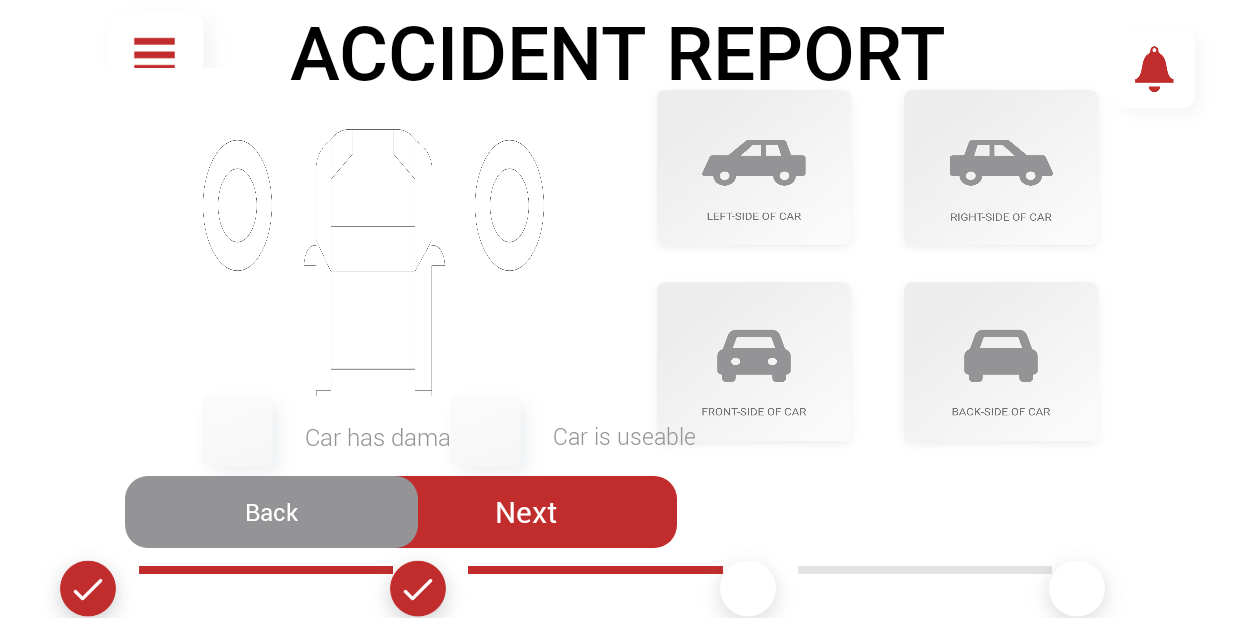
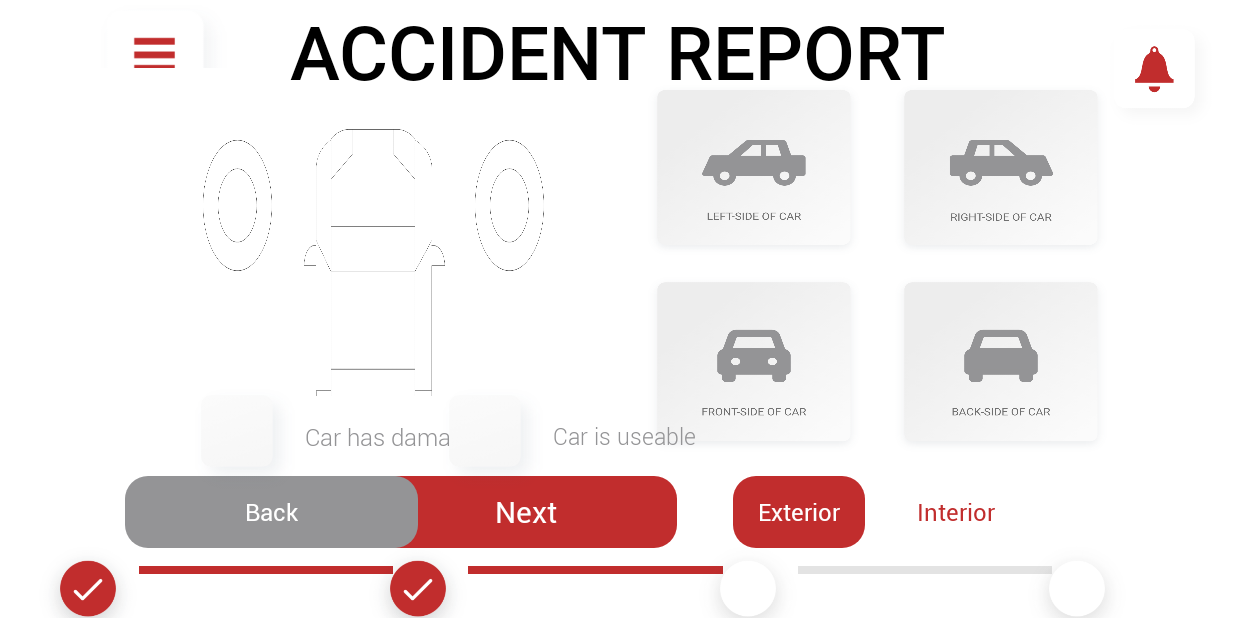
Before and after one commit to Abdallah991/Mofa, an Android app: the VehicleAccidentReport screen opened through its navigation route, on a phone screen of 824 x 412 dp (held sideways). Run offline under Robolectric (Android 15) with nearby library versions, the phone set to English and light mode, and no system bars; our stand-ins replace Firebase (no records; nobody signed in at launch, a user with empty details on screens opened directly), navigation-ui; 21 statements that could not run were skipped.

Commit message:
VEhicle Record multiple images

```diff
--- a/app/src/main/res/layout/fragment_vehicle_accident_report.xml
+++ b/app/src/main/res/layout/fragment_vehicle_accident_report.xml
@@ -97,6 +97,40 @@
         app:layout_constraintEnd_toStartOf="@+id/guideline23"
         app:layout_constraintStart_toStartOf="@+id/guideline74"
         app:layout_constraintTop_toTopOf="@+id/guideline17" />
+    <ImageView
+        android:id="@+id/vehicleFrontInteriorAR"
+        android:layout_width="0dp"
+        android:layout_height="0dp"
+        android:scaleType="fitXY"
+        android:src="@drawable/vehicle_left_side"
+        app:layout_constraintBottom_toTopOf="@+id/guideline11"
+        app:layout_constraintEnd_toStartOf="@+id/guideline70"
+        app:layout_constraintStart_toStartOf="@+id/guideline28"
+        app:layout_constraintTop_toTopOf="@+id/guideline8" />
+
+    <ImageView
+        android:id="@+id/vehicleBackInteriorAR"
+        android:layout_width="0dp"
+        android:layout_height="0dp"
+        android:scaleType="fitXY"
+        android:src="@drawable/vehicle_right_side"
+        app:layout_constraintBottom_toTopOf="@+id/guideline11"
+        app:layout_constraintEnd_toStartOf="@+id/guideline23"
+        app:layout_constraintHorizontal_bias="0.0"
+        app:layout_constraintStart_toStartOf="@+id/guideline74"
+        app:layout_constraintTop_toTopOf="@+id/guideline8"
+        app:layout_constraintVertical_bias="0.0" />
+
+    <ImageView
+        android:id="@+id/vehicleTrunkAR"
+        android:layout_width="0dp"
+        android:layout_height="0dp"
+        android:scaleType="fitXY"
+        android:src="@drawable/vehicle_front_side"
+        app:layout_constraintBottom_toTopOf="@+id/guideline20"
+        app:layout_constraintEnd_toStartOf="@+id/guideline70"
+        app:layout_constraintStart_toStartOf="@+id/guideline28"
+        app:layout_constraintTop_toTopOf="@+id/guideline17" />
 
 
     <ImageView
@@ -180,6 +214,33 @@
         app:layout_constraintEnd_toStartOf="@+id/guideline59"
         app:layout_constraintStart_toStartOf="@+id/guideline22"
         app:layout_constraintTop_toTopOf="@+id/guideline75" />
+
+    <Button
+        android:id="@+id/interiorVehicleAR"
+        android:layout_width="wrap_content"
+        android:layout_height="wrap_content"
+        android:background="@drawable/button_shadow_white"
+        android:fontFamily="@font/roboto_regular"
+        android:text="@string/interior"
+        android:textAllCaps="false"
+        android:textColor="@color/colorPrimary"
+        android:textSize="16sp"
+        app:layout_constraintStart_toStartOf="@+id/guideline74"
+        app:layout_constraintTop_toTopOf="@+id/guideline75" />
+
+    <Button
+        android:id="@+id/exteriorVehicleAR"
+        android:layout_width="wrap_content"
+        android:layout_height="wrap_content"
+        android:background="@drawable/button_shadow"
+        android:fontFamily="@font/roboto_regular"
+        android:text="@string/exterior"
+        android:textAllCaps="false"
+        android:textColor="@color/colorBackground"
+        android:textSize="16sp"
+        app:layout_constraintEnd_toStartOf="@+id/guideline70"
+        app:layout_constraintTop_toTopOf="@+id/guideline75" />
+
 
 
     <ImageView
```
Also changed, not shown: app/src/main/java/com/fathom/mofa/HandoverConfirmation.java (+26 -3 lines), app/src/main/java/com/fathom/mofa/ServicesAndRepos/VehicleRepository.java (+59 -1 lines), app/src/main/java/com/fathom/mofa/VehicleAccidentReport.java (+144 -7 lines), app/src/main/java/com/fathom/mofa/VehicleRecord.java (+28 -2 lines), app/src/main/java/com/fathom/mofa/VehicleRecordSignature.java (+99 -13 lines), app/src/main/res/layout/fragment_handover_confirmation.xml (+23 -2 lines), app/src/main/res/layout/fragment_vehicle_record.xml (+23 -2 lines), app/src/main/res/layout/fragment_vehicle_record_details.xml (+28 -7 lines).
